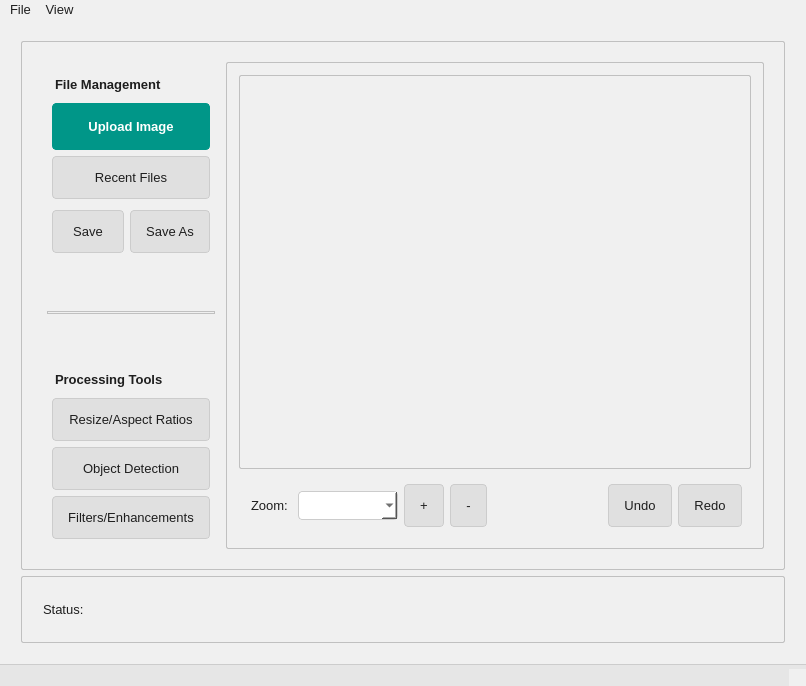
This is uidesigns/main_window_gui.ui in Wokiri/computer-vision as Qt 5 draws it before an edit. The edited form follows.
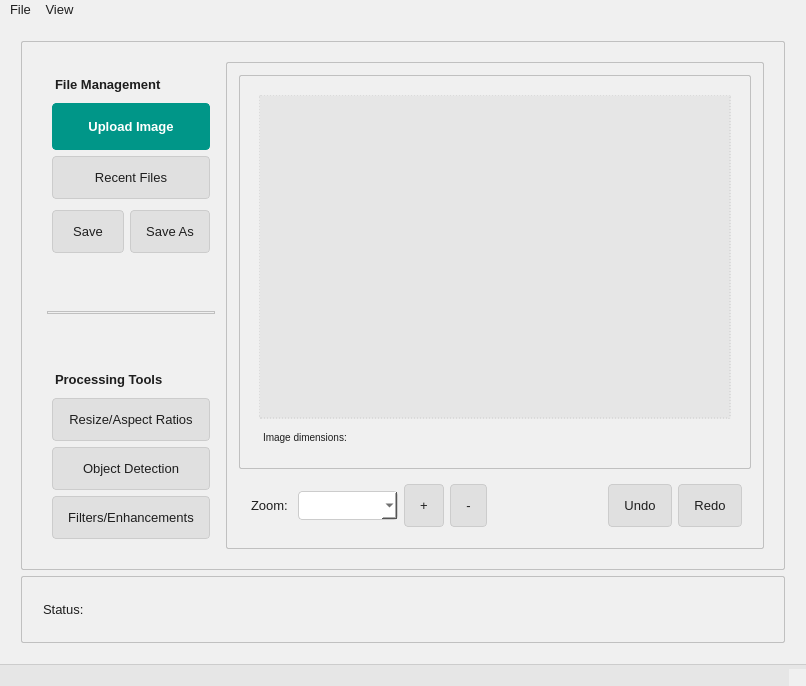
This is the edited form. The open tabs and pages were chosen to show the change. Icons and pictures are not drawn.

The edit to the form file:
```diff
--- a/uidesigns/main_window_gui.ui
+++ b/uidesigns/main_window_gui.ui
@@ -467,7 +467,6 @@
                 </item>
                </layout>
               </widget>
-              <widget class="QWidget" name="page_2"/>
              </widget>
             </item>
             <item>
```
Left out of the diff: 4 changed lines with no effect on the pictures.
